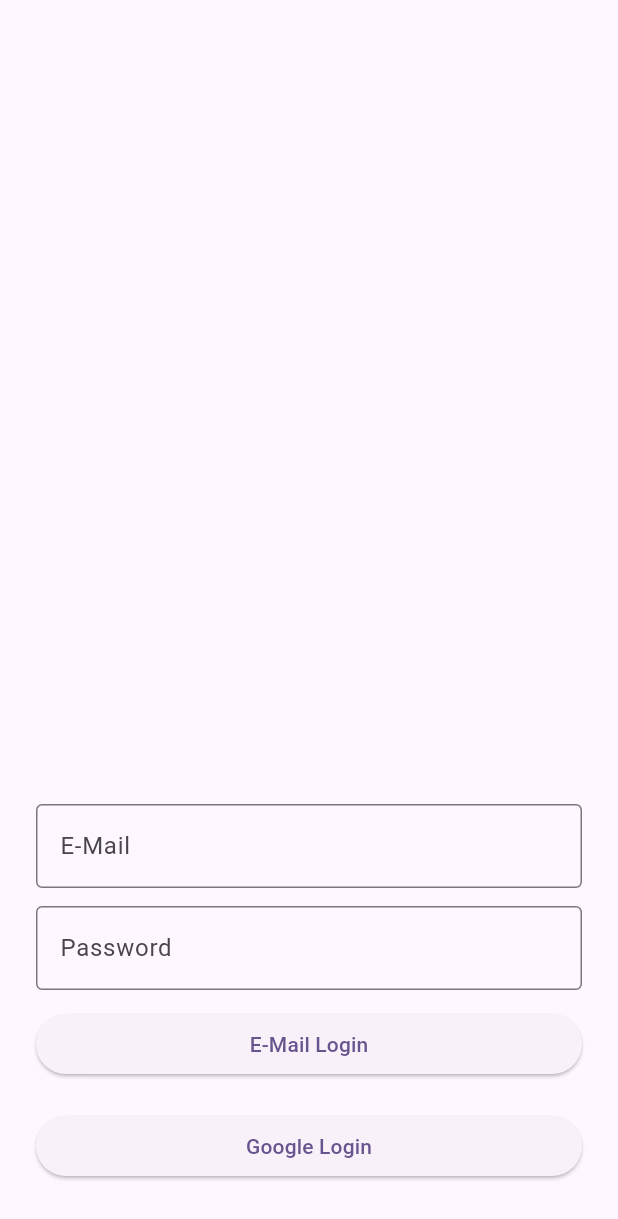
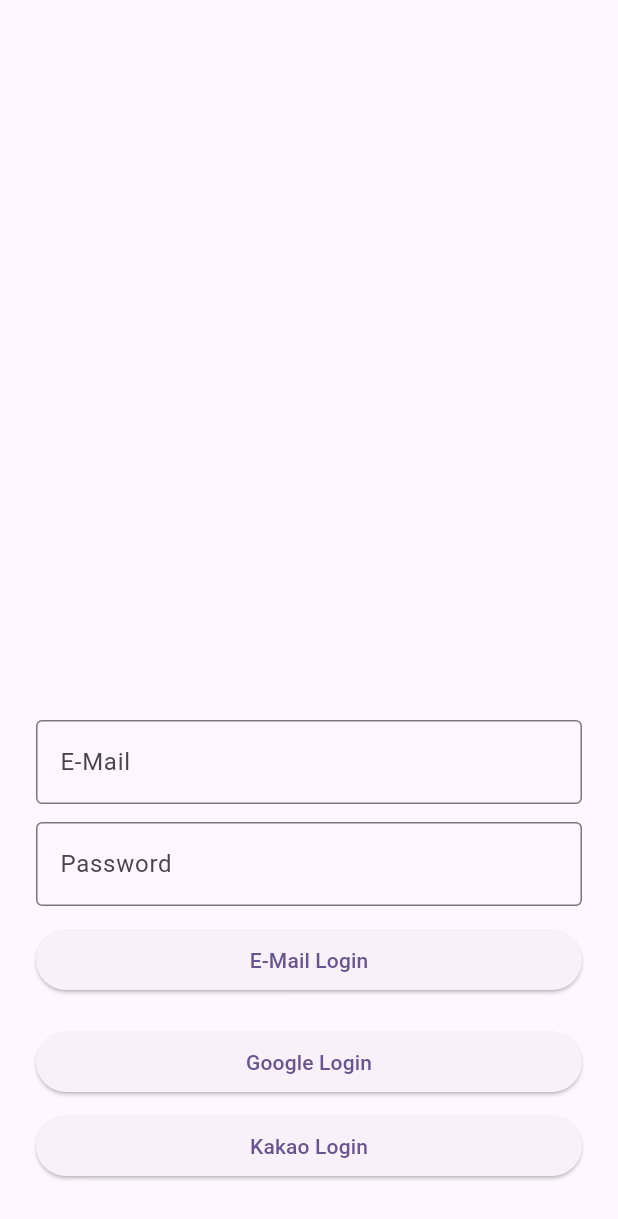
Before and after one commit to seogi1004/flutter-for-beginners, a Flutter app: the screen it shows after launch, after a tap on "Google Login", on a phone screen of 412 x 824 dp. Shown: the top 1219 px of the screen. Run offline on Flutter 3.47's test engine with Material 2 defaults, Android fonts, the phone set to English and light mode, and no system bars; our stand-ins replace firebase_auth, firebase_core, google_sign_in, image_picker, shared_preferences, video_player; missing offline and left inert: kakao_flutter_sdk_auth, kakao_flutter_sdk_user; accounts and stored records are empty; network calls fail.

Commit message:
카카오 인증 추가 중...

```diff
--- a/google_auth/lib/main.dart
+++ b/google_auth/lib/main.dart
@@ -1,13 +1,24 @@
+import 'dart:io';
+
 import 'package:flutter/material.dart';
 import 'package:firebase_core/firebase_core.dart';
 import 'package:firebase_auth/firebase_auth.dart';
 import 'package:google_auth/screens/login.dart';
 import 'package:google_auth/screens/home.dart';
 import 'package:google_auth/utils/firebase_options.dart';
+import 'package:kakao_flutter_sdk_user/kakao_flutter_sdk_user.dart' as kakao;
 
 Future<void> main() async {
   WidgetsFlutterBinding.ensureInitialized();
-  await Firebase.initializeApp(options: DefaultFirebaseOptions.currentPlatform);
+
+  if (Platform.isAndroid) {
+    await Firebase.initializeApp(
+        options: DefaultFirebaseOptions.currentPlatform);
+  } else {
+    await Firebase.initializeApp();
+  }
+
+  kakao.KakaoSdk.init(nativeAppKey: '15dd5fae0c2e9fc4f494a0d5d366da34');
   runApp(const MyApp());
 }
 
--- a/google_auth/lib/screens/login.dart
+++ b/google_auth/lib/screens/login.dart
@@ -1,7 +1,7 @@
 import 'package:flutter/material.dart';
-import 'package:firebase_auth/firebase_auth.dart';
-import 'package:google_sign_in/google_sign_in.dart';
-import 'package:google_auth/widgets/login_form.dart';
+import 'package:google_auth/widgets/email_form.dart';
+import 'package:google_auth/widgets/google_form.dart';
+import 'package:google_auth/widgets/kakao_form.dart';
 
 class LoginPage extends StatefulWidget {
   const LoginPage({super.key});
@@ -11,37 +11,21 @@ class LoginPage extends StatefulWidget {
 }
 
 class _LoginPageState extends State<LoginPage> {
-  Future<UserCredential> signInWithGoogle() async {
-    final GoogleSignInAccount? googleUser = await GoogleSignIn().signIn();
-    final GoogleSignInAuthentication? googleAuth =
-        await googleUser?.authentication;
-    final credential = GoogleAuthProvider.credential(
-      accessToken: googleAuth?.accessToken,
-      idToken: googleAuth?.idToken,
-    );
-    return await FirebaseAuth.instance.signInWithCredential(credential);
-  }
-
   @override
   Widget build(BuildContext context) {
-    return Scaffold(
+    return const Scaffold(
       body: Center(
         child: Padding(
-          padding: const EdgeInsets.symmetric(vertical: 36, horizontal: 24),
+          padding: EdgeInsets.symmetric(vertical: 36, horizontal: 24),
           child: Column(
             mainAxisAlignment: MainAxisAlignment.end,
             crossAxisAlignment: CrossAxisAlignment.stretch,
             children: [
-              const LoginForm(),
-              const SizedBox(height: 8),
-              ElevatedButton(
-                onPressed: () async {
-                  var user = await signInWithGoogle();
-                },
-                child: const Text(
-                  "Google Login",
-                ),
-              )
+              EmailForm(),
+              SizedBox(height: 8),
+              GoogleForm(),
+              SizedBox(height: 8),
+              KakaoForm(),
             ],
           ),
         ),
--- a/google_auth/lib/widgets/login_form.dart
+++ b/google_auth/lib/widgets/email_form.dart
@@ -1,16 +1,16 @@
 import 'package:flutter/material.dart';
 import 'package:firebase_auth/firebase_auth.dart';
 
-class LoginForm extends StatefulWidget {
-  const LoginForm({super.key});
+class EmailForm extends StatefulWidget {
+  const EmailForm({super.key});
 
   @override
-  LoginFormState createState() {
-    return LoginFormState();
+  EmailFormState createState() {
+    return EmailFormState();
   }
 }
 
-class LoginFormState extends State<LoginForm> {
+class EmailFormState extends State<EmailForm> {
   final _formKey = GlobalKey<FormState>();
   final _emailCtrl = TextEditingController();
   final _passwordCtrl = TextEditingController();
--- /dev/null
+++ b/google_auth/lib/widgets/google_form.dart
@@ -0,0 +1,30 @@
+import 'package:flutter/material.dart';
+import 'package:firebase_auth/firebase_auth.dart';
+import 'package:google_sign_in/google_sign_in.dart';
+
+class GoogleForm extends StatelessWidget {
+  const GoogleForm({super.key});
+
+  Future<UserCredential> signInWithGoogle() async {
+    final GoogleSignInAccount? googleUser = await GoogleSignIn().signIn();
+    final GoogleSignInAuthentication? googleAuth =
+        await googleUser?.authentication;
+    final credential = GoogleAuthProvider.credential(
+      accessToken: googleAuth?.accessToken,
+      idToken: googleAuth?.idToken,
+    );
+    return await FirebaseAuth.instance.signInWithCredential(credential);
+  }
+
+  @override
+  Widget build(BuildContext context) {
+    return ElevatedButton(
+      onPressed: () async {
+        var user = await signInWithGoogle();
+      },
+      child: const Text(
+        "Google Login",
+      ),
+    );
+  }
+}
--- /dev/null
+++ b/google_auth/lib/widgets/kakao_form.dart
@@ -0,0 +1,54 @@
+import 'package:flutter/services.dart';
+import 'package:flutter/material.dart';
+import 'package:firebase_auth/firebase_auth.dart';
+import 'package:kakao_flutter_sdk_auth/kakao_flutter_sdk_auth.dart';
+import 'package:kakao_flutter_sdk_user/kakao_flutter_sdk_user.dart' as kakao;
+
+class KakaoForm extends StatelessWidget {
+  const KakaoForm({super.key});
+
+  @override
+  Widget build(BuildContext context) {
+    void login() async {
+      kakao.User? kakaoUser = await kakao.UserApi.instance.me();
+
+      print("kakao id : ${kakaoUser.id}");
+    }
+
+    return ElevatedButton(
+      onPressed: () async {
+        if (await kakao.isKakaoTalkInstalled()) {
+          try {
+            await kakao.UserApi.instance.loginWithKakaoTalk();
+            login();
+          } catch (error) {
+            print('카카오톡으로 로그인 실패 $error');
+
+            // 사용자가 카카오톡 설치 후 디바이스 권한 요청 화면에서 로그인을 취소한 경우,
+            // 의도적인 로그인 취소로 보고 카카오계정으로 로그인 시도 없이 로그인 취소로 처리 (예: 뒤로 가기)
+            if (error is PlatformException && error.code == 'CANCELED') {
+              return;
+            }
+            // 카카오톡에 연결된 카카오계정이 없는 경우, 카카오계정으로 로그인
+            try {
+              await kakao.UserApi.instance.loginWithKakaoAccount();
+              login();
+            } catch (error) {
+              print('카카오계정으로 로그인 실패 $error');
+            }
+          }
+        } else {
+          try {
+            await kakao.UserApi.instance.loginWithKakaoAccount();
+            login();
+          } catch (error) {
+            print('카카오계정으로 로그인 실패 $error');
+          }
+        }
+      },
+      child: const Text(
+        "Kakao Login",
+      ),
+    );
+  }
+}
--- a/google_auth/pubspec.yaml
+++ b/google_auth/pubspec.yaml
@@ -38,6 +38,8 @@ dependencies:
   firebase_core: ^2.18.0
   firebase_auth: ^4.11.0
   google_sign_in: ^6.1.5
+  kakao_flutter_sdk_user: ^1.6.1
+  kakao_flutter_sdk_auth: ^1.6.1
 
 dev_dependencies:
   flutter_test:
```
Also changed, not shown: google_auth/pubspec.lock, 4 other files.
